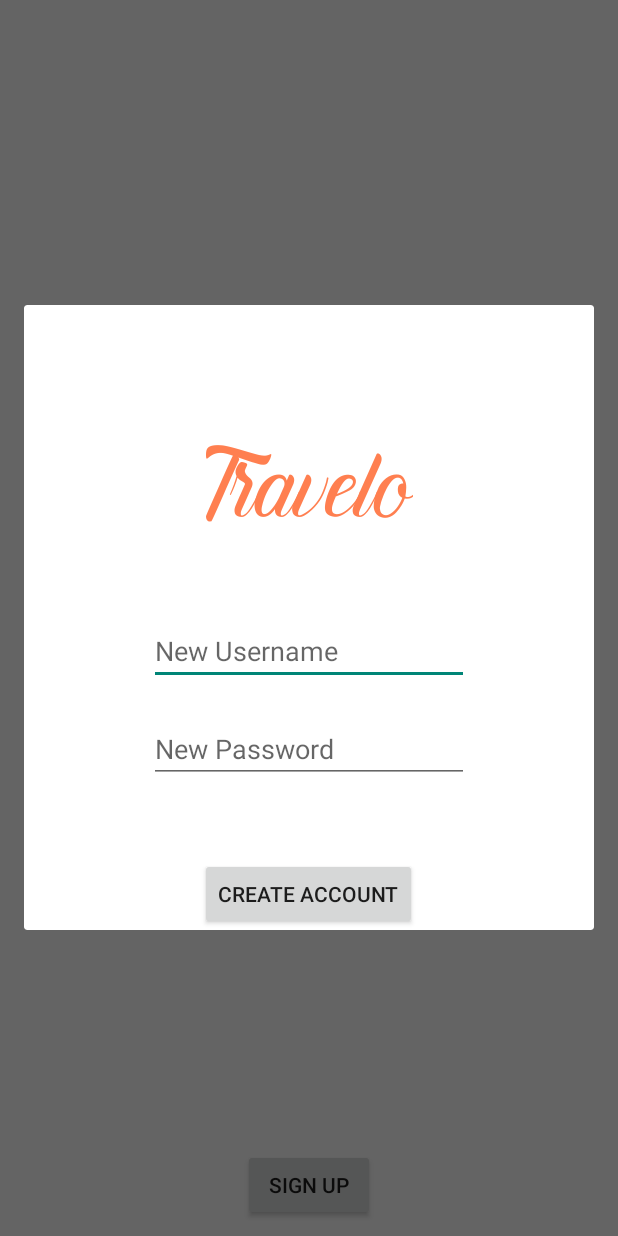
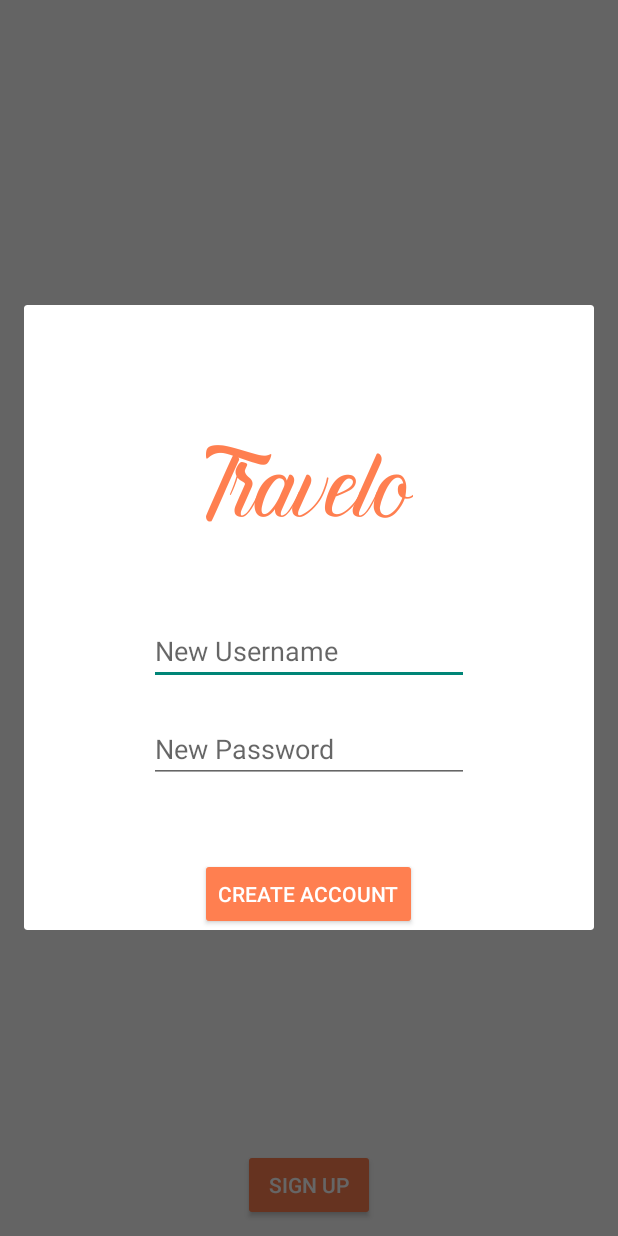
Before and after one commit to JSnipes29/Travelo, an Android app: the fragment SignupFragment placed in its activity, on a phone screen of 412 x 824 dp. Run offline under Robolectric (Android 15) with nearby library versions, the phone set to English and light mode, and no system bars; libraries missing offline, so code that uses them is left out: com.parse; 1 statement that could not run was skipped.

Commit message:
Updated login screen UI

```diff
--- a/app/src/main/res/layout/activity_login.xml
+++ b/app/src/main/res/layout/activity_login.xml
@@ -51,7 +51,9 @@
         android:layout_below="@+id/etPassword"
         android:layout_centerHorizontal="true"
         android:layout_marginTop="30dp"
-        android:text="@string/login" />
+        android:text="@string/login"
+        android:backgroundTint="?colorPrimary"
+        android:textColor="?colorOnPrimary"/>
 
     <Button
         android:id="@+id/btnSignup"
@@ -60,5 +62,7 @@
         android:layout_alignParentBottom="true"
         android:layout_centerHorizontal="true"
         android:layout_marginBottom="10dp"
-        android:text="@string/sign_up" />
+        android:text="@string/sign_up"
+        android:backgroundTint="?colorPrimary"
+        android:textColor="?colorOnPrimary"/>
 </RelativeLayout>
--- a/app/src/main/res/layout/fragment_signup.xml
+++ b/app/src/main/res/layout/fragment_signup.xml
@@ -51,5 +51,7 @@
         android:layout_below="@+id/etPassword"
         android:layout_centerHorizontal="true"
         android:layout_marginTop="50dp"
-        android:text="@string/create_account" />
+        android:text="@string/create_account"
+        android:backgroundTint="?colorPrimary"
+        android:textColor="?colorOnPrimary"/>
 </RelativeLayout>
```
